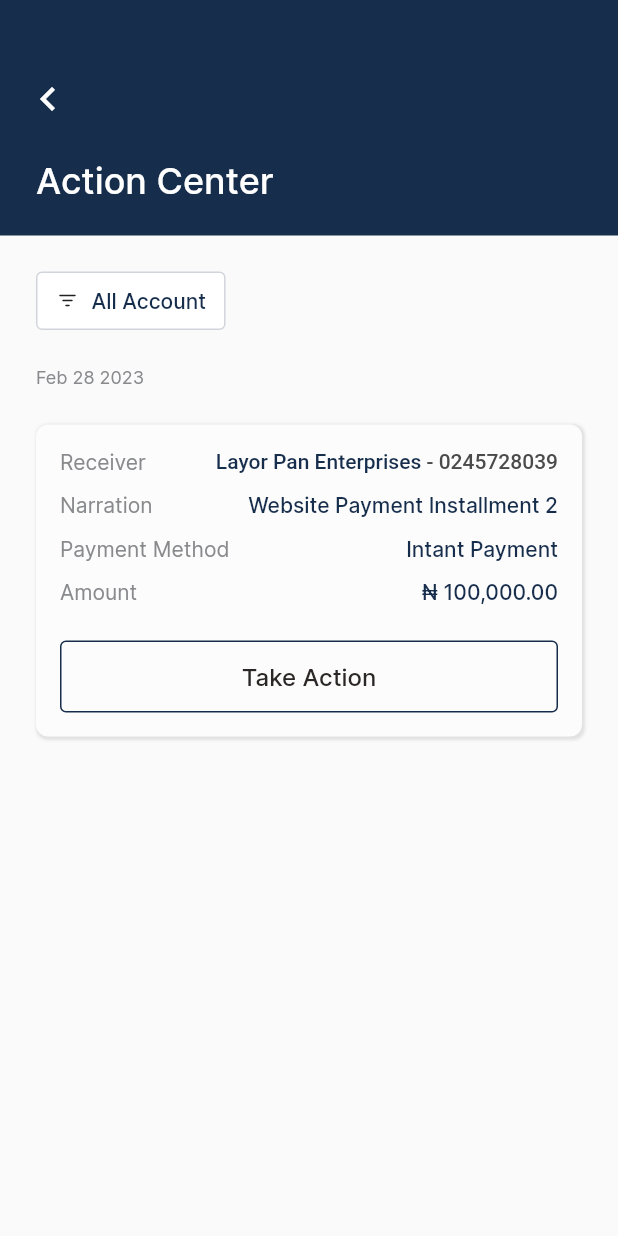
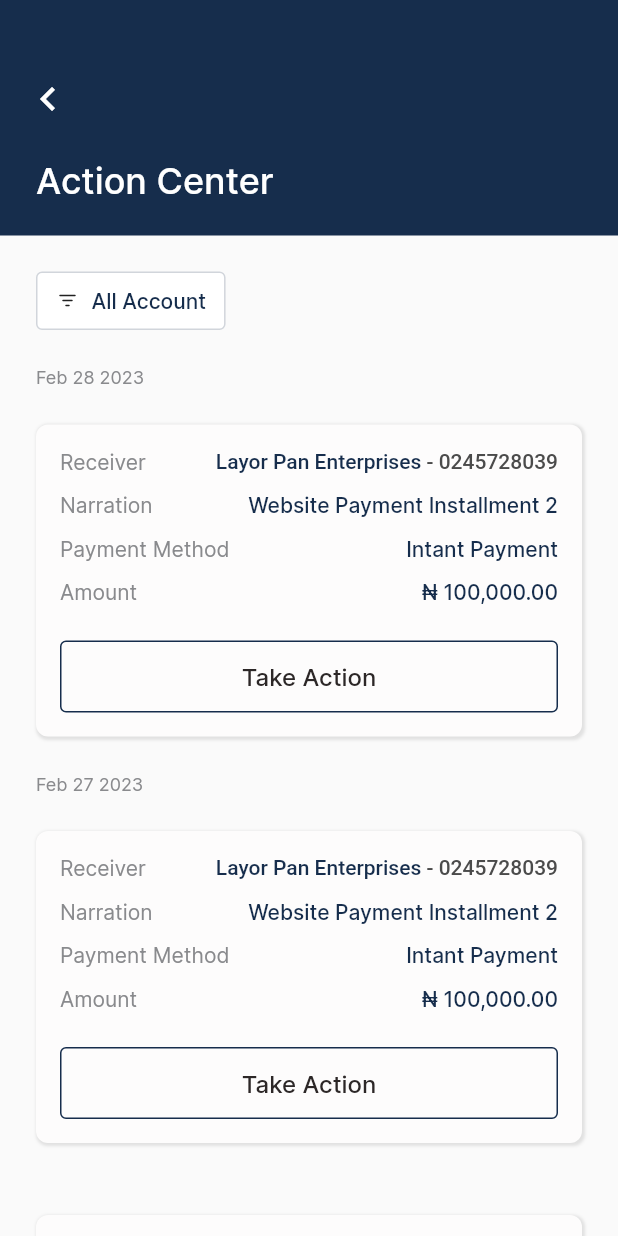
Before and after one commit to Tolulope05/firstbank_cib, a Flutter app: the DashBoardScreen screen opened by its route, after a tap on "Action Center", on a phone screen of 412 x 824 dp. Run offline on Flutter 3.47's test engine with Material 2 defaults, Android fonts, the phone set to English and light mode, and no system bars; our stand-ins replace flutter_svg, get, pinput, smooth_page_indicator.

Commit message:
expaanded scroll view to fit scroll

```diff
--- a/lib/view/dashboard/action_center_screen.dart
+++ b/lib/view/dashboard/action_center_screen.dart
@@ -85,6 +85,11 @@
               ],
             ),
           ),
+          Expanded(
+            child: SingleChildScrollView(
+              child: Column(
+                crossAxisAlignment: CrossAxisAlignment.start,
+                children: [
                   const Padding(
                     padding: EdgeInsets.only(left: 24),
                     child: Text(
@@ -112,6 +117,53 @@
                       },
                     ),
                   ),
+                  const Padding(
+                    padding: EdgeInsets.only(left: 24),
+                    child: Text(
+                      "Feb 27 2023",
+                      style: TextStyle(
+                        color: AppColors.unselectedIconColor,
+                        fontSize: 12,
+                        fontWeight: FontWeight.w400,
+                      ),
+                    ),
+                  ),
+                  Padding(
+                    padding: const EdgeInsets.symmetric(
+                      vertical: 24,
+                      horizontal: 24,
+                    ),
+                    child: ActionCenterCard(
+                      recieverName: 'Layor Pan Enterprises',
+                      recieverNumber: '0245728039',
+                      narration: 'Website Payment Installment 2',
+                      amount: '100,000.00',
+                      paymentMethod: 'Intant Payment',
+                      onApprove: () {
+                        print("Hello World");
+                      },
+                    ),
+                  ),
+                  Padding(
+                    padding: const EdgeInsets.symmetric(
+                      vertical: 24,
+                      horizontal: 24,
+                    ),
+                    child: ActionCenterCard(
+                      recieverName: 'Layor Pan Enterprises',
+                      recieverNumber: '0245728039',
+                      narration: 'Website Payment Installment 2',
+                      amount: '100,000.00',
+                      paymentMethod: 'Intant Payment',
+                      onApprove: () {
+                        print("Hello World");
+                      },
+                    ),
+                  ),
+                ],
+              ),
+            ),
+          )
         ],
       ),
     );
--- a/lib/view/dashboard/dash_board_screen.dart
+++ b/lib/view/dashboard/dash_board_screen.dart
@@ -12,8 +12,7 @@
   @override
   Widget build(BuildContext context) {
     return Scaffold(
-      body: SingleChildScrollView(
-        child: Column(
+      body: Column(
         children: [
           Container(
             color: AppColors.primaryColor,
@@ -174,8 +173,7 @@
                               const Spacer(),
                               Padding(
                                 padding: const EdgeInsets.only(
-                                    right:
-                                        0, //8 => Already taaken by IconButton
+                                  right: 0, //8 => Already taaken by IconButton
                                 ),
                                 child: Container(
                                   height: 24,
@@ -224,7 +222,9 @@
               ],
             ),
           ),
-            Container(
+          Expanded(
+            child: SingleChildScrollView(
+              child: Container(
                 margin: const EdgeInsets.only(top: 24, left: 24, right: 24),
                 child: Column(
                   children: [
@@ -313,7 +313,8 @@
                                 color: AppColors.whiteColor,
                                 boxShadow: [
                                   BoxShadow(
-                                  color: AppColors.blackColor.withOpacity(0.1),
+                                    color:
+                                        AppColors.blackColor.withOpacity(0.1),
                                     blurRadius: 8,
                                     offset: const Offset(
                                       0,
@@ -326,7 +327,8 @@
                                 Flexible(
                                   flex: 3,
                                   child: Column(
-                                  crossAxisAlignment: CrossAxisAlignment.start,
+                                    crossAxisAlignment:
+                                        CrossAxisAlignment.start,
                                     mainAxisAlignment:
                                         MainAxisAlignment.spaceBetween,
                                     children: [
@@ -347,7 +349,8 @@
                                         ),
                                       ),
                                       Padding(
-                                      padding: const EdgeInsets.only(right: 20),
+                                        padding:
+                                            const EdgeInsets.only(right: 20),
                                         child: AppButton(
                                           onTap: () {},
                                           text: "Calculate",
@@ -413,9 +416,10 @@
                     const SizedBox(height: 100), // to be remo
                   ],
                 ),
+              ),
+            ),
           )
         ],
-        ),
       ),
     );
   }
```
Lines whose indentation alone changed are shown as unchanged.
